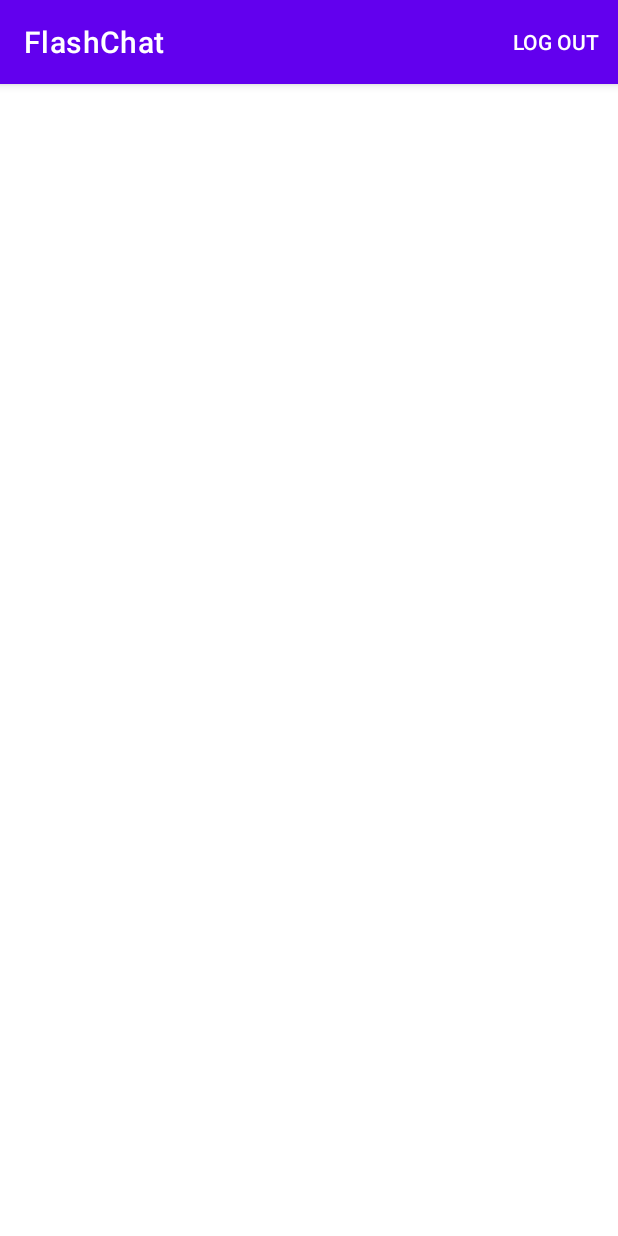
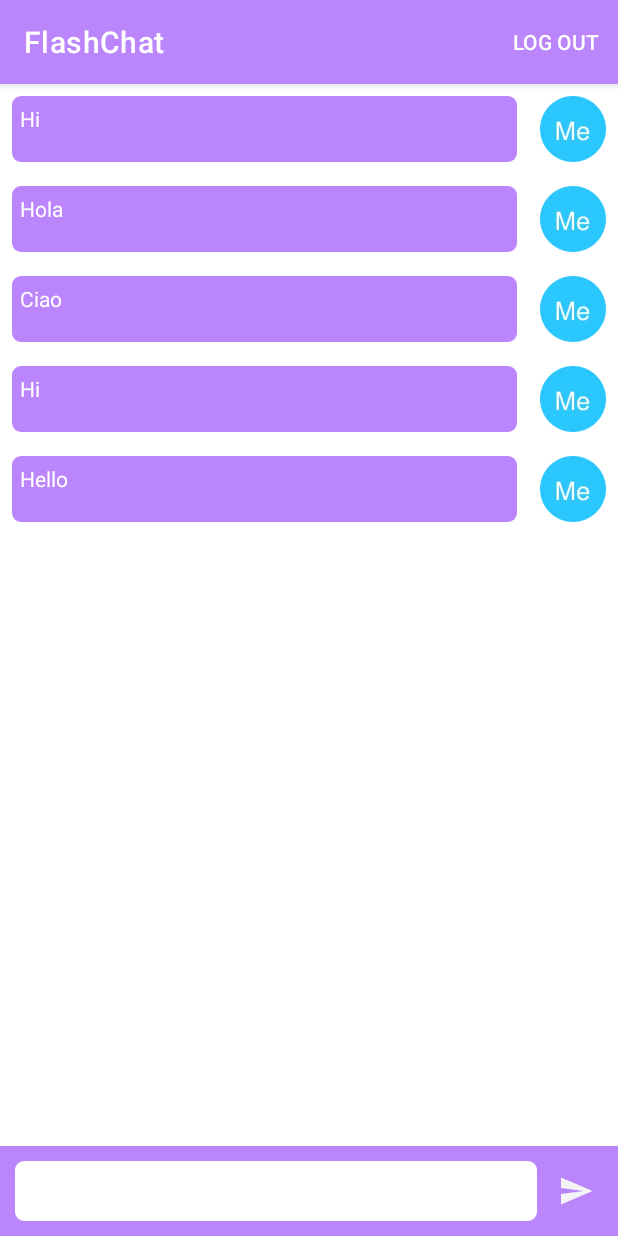
Before and after one commit to mikeescom/FlashChat-Android, an Android app: the ChatFragment screen opened through its navigation route, on a phone screen of 412 x 824 dp. Run offline under Robolectric (Android 15) with nearby library versions, the phone set to English and light mode, and no system bars; our stand-ins replace Firebase (no records; nobody signed in at launch, a user with empty details on screens opened directly).

Commit message:
Customize ChatFragment.kt

```diff
--- /dev/null
+++ b/app/src/main/java/com/garmin/flashchat/model/Message.kt
@@ -0,0 +1,6 @@
+package com.garmin.flashchat.model
+
+data class Message(
+    val sender: String,
+    val body: String
+)
--- a/app/src/main/java/com/garmin/flashchat/view/ChatFragment.kt
+++ b/app/src/main/java/com/garmin/flashchat/view/ChatFragment.kt
@@ -1,23 +1,34 @@
 package com.garmin.flashchat.view
 
+import android.graphics.drawable.ColorDrawable
 import android.os.Bundle
 import android.util.Log
-import androidx.fragment.app.Fragment
 import android.view.LayoutInflater
 import android.view.Menu
 import android.view.MenuInflater
 import android.view.MenuItem
 import android.view.View
 import android.view.ViewGroup
+import android.widget.Button
+import android.widget.EditText
 import androidx.core.view.MenuHost
 import androidx.core.view.MenuProvider
+import androidx.fragment.app.Fragment
 import androidx.lifecycle.Lifecycle
+import androidx.recyclerview.widget.LinearLayoutManager
+import androidx.recyclerview.widget.RecyclerView
 import com.garmin.flashchat.R
+import com.garmin.flashchat.model.Message
+import com.garmin.flashchat.view.adapter.MessageAdapter
 import com.google.firebase.auth.ktx.auth
 import com.google.firebase.ktx.Firebase
 
+
 class ChatFragment : Fragment() {
 
+    private var messagesRecyclerView: RecyclerView? = null
+    private var messageEditText: EditText? = null
+    private var sendMessageButton: Button? = null
     private var listener: IMainActivity? = null
 
     override fun onCreateView(inflater: LayoutInflater, container: ViewGroup?, savedInstanceState: Bundle?): View? {
@@ -27,6 +38,8 @@ class ChatFragment : Fragment() {
     override fun onViewCreated(view: View, savedInstanceState: Bundle?) {
         super.onViewCreated(view, savedInstanceState)
         listener = (activity as MainActivity)
+
+        (activity as MainActivity).supportActionBar?.setBackgroundDrawable(ColorDrawable(resources.getColor(R.color.purple_200, null)))
 
         setupMenu(
             object : MenuProvider {
@@ -59,7 +72,20 @@ class ChatFragment : Fragment() {
     }
 
     private fun initViews(view: View) {
+        val messages = ArrayList<Message>()
+        messages.add(Message("12@34.com", "Hi"))
+        messages.add(Message("1@2.com", "Hola"))
+        messages.add(Message("12@34.com", "Ciao"))
+        messages.add(Message("1@2.com", "Hi"))
+        messages.add(Message("12@34.com", "Hello"))
 
+        messagesRecyclerView = view.findViewById(R.id.messages_recycler_view)
+        messagesRecyclerView?.layoutManager = LinearLayoutManager(activity)
+        var adapter = MessageAdapter(activity, messages)
+        messagesRecyclerView?.adapter = adapter
+
+        messageEditText = view.findViewById(R.id.message_edit_text)
+        sendMessageButton = view.findViewById(R.id.send_message_button)
     }
 
     companion object {
--- /dev/null
+++ b/app/src/main/java/com/garmin/flashchat/view/adapter/MessageAdapter.kt
@@ -0,0 +1,66 @@
+package com.garmin.flashchat.view.adapter
+
+import android.content.Context
+import android.view.LayoutInflater
+import android.view.View
+import android.view.ViewGroup
+import android.widget.TextView
+import androidx.recyclerview.widget.RecyclerView
+import com.garmin.flashchat.R
+import com.garmin.flashchat.model.Message
+
+class MessageAdapter(context: Context?, data: List<Message>?): RecyclerView.Adapter<MessageAdapter.ViewHolder>() {
+    private var mData: List<Message>? = null
+    private var mInflater: LayoutInflater? = null
+    private var mClickListener: ItemClickListener? = null
+
+    init {
+        this.mInflater = LayoutInflater.from(context)
+        this.mData = data
+    }
+
+    override fun onCreateViewHolder(parent: ViewGroup, viewType: Int): ViewHolder {
+        val view = mInflater?.inflate(R.layout.message_box_item, parent, false)
+        return view?.let { ViewHolder(it) } ?: throw Exception("Unable to inflate view!")
+    }
+
+    // binds the data to the TextView in each row
+    override fun onBindViewHolder(holder: ViewHolder, position: Int) {
+        val message = mData!![position]
+        holder.messageTextView.text = message.body
+    }
+
+    // total number of rows
+    override fun getItemCount(): Int {
+        return mData!!.size
+    }
+
+    // stores and recycles views as they are scrolled off screen
+    class ViewHolder internal constructor(itemView: View) : RecyclerView.ViewHolder(itemView),
+        View.OnClickListener {
+        var messageTextView: TextView = itemView.findViewById(R.id.message_text_view)
+
+        init {
+            itemView.setOnClickListener(this)
+        }
+
+        override fun onClick(view: View) {
+            //if (mClickListener != null) mClickListener.onItemClick(view, adapterPosition)
+        }
+    }
+
+    // convenience method for getting data at click position
+    fun getItem(id: Int): Message {
+        return mData?.get(id)!!
+    }
+
+    // allows clicks events to be caught
+    fun setClickListener(itemClickListener: ItemClickListener?) {
+        this.mClickListener = itemClickListener
+    }
+
+    // parent activity will implement this method to respond to click events
+    interface ItemClickListener {
+        fun onItemClick(view: View?, position: Int)
+    }
+}
--- /dev/null
+++ b/app/src/main/res/drawable/baseline_send_24.xml
@@ -0,0 +1,5 @@
+<vector xmlns:android="http://schemas.android.com/apk/res/android" android:autoMirrored="true" android:height="24dp" android:tint="#F4F4F4" android:viewportHeight="24" android:viewportWidth="24" android:width="24dp">
+
+    <path android:fillColor="@android:color/white" android:pathData="M2.01,21L23,12 2.01,3 2,10l15,2 -15,2z"/>
+
+</vector>
--- /dev/null
+++ b/app/src/main/res/drawable/message_box_background.xml
@@ -0,0 +1,6 @@
+<?xml version="1.0" encoding="UTF-8"?>
+<shape xmlns:android="http://schemas.android.com/apk/res/android">
+    <solid android:color="@color/purple_200"/>
+    <corners android:bottomRightRadius="6dp" android:bottomLeftRadius="6dp"
+        android:topLeftRadius="6dp" android:topRightRadius="6dp"/>
+</shape>
--- /dev/null
+++ b/app/src/main/res/drawable/send_box_background.xml
@@ -0,0 +1,6 @@
+<?xml version="1.0" encoding="UTF-8"?>
+<shape xmlns:android="http://schemas.android.com/apk/res/android">
+    <solid android:color="@color/white"/>
+    <corners android:bottomRightRadius="6dp" android:bottomLeftRadius="6dp"
+        android:topLeftRadius="6dp" android:topRightRadius="6dp"/>
+</shape>
--- a/app/src/main/res/layout/fragment_chat.xml
+++ b/app/src/main/res/layout/fragment_chat.xml
@@ -3,6 +3,35 @@
     xmlns:tools="http://schemas.android.com/tools"
     android:layout_width="match_parent"
     android:layout_height="match_parent"
+    android:orientation="vertical"
     tools:context=".view.ChatFragment">
 
+    <androidx.recyclerview.widget.RecyclerView
+        android:id="@+id/messages_recycler_view"
+        android:layout_width="match_parent"
+        android:layout_height="match_parent"
+        android:layout_marginBottom="60dp"/>
+
+    <LinearLayout
+        android:layout_width="match_parent"
+        android:layout_height="60dp"
+        android:layout_gravity="bottom"
+        android:background="@color/purple_200"
+        android:gravity="center"
+        android:orientation="horizontal">
+        <EditText
+            android:id="@+id/message_edit_text"
+            android:layout_width="0dp"
+            android:layout_height="match_parent"
+            android:layout_weight="10"
+            android:layout_margin="10dp"
+            android:background="@drawable/send_box_background" />
+        <Button
+            android:id="@+id/send_message_button"
+            android:layout_width="44dp"
+            android:layout_height="44dp"
+            android:background="@android:color/transparent"
+            android:drawableEnd="@drawable/baseline_send_24"/>
+    </LinearLayout>
+
 </FrameLayout>
--- /dev/null
+++ b/app/src/main/res/layout/message_box_item.xml
@@ -0,0 +1,24 @@
+<?xml version="1.0" encoding="utf-8"?>
+<LinearLayout xmlns:android="http://schemas.android.com/apk/res/android"
+    android:layout_width="match_parent"
+    android:layout_height="wrap_content"
+    android:padding="8dp"
+    android:orientation="horizontal">
+
+    <TextView
+        android:id="@+id/message_text_view"
+        android:layout_width="0dp"
+        android:layout_height="match_parent"
+        android:layout_weight="10"
+        android:layout_marginEnd="15dp"
+        android:lines="10"
+        android:padding="5dp"
+        android:textColor="@android:color/white"
+        android:background="@drawable/message_box_background"/>
+    <ImageView
+        android:id="@+id/avatar_image_view"
+        android:layout_width="44dp"
+        android:layout_height="44dp"
+        android:src="@drawable/me_avatar"/>
+
+</LinearLayout>
```
Also changed, not shown: app/src/main/res/drawable/me_avatar.webp (added), app/src/main/res/drawable/you_avatar.webp (added).
